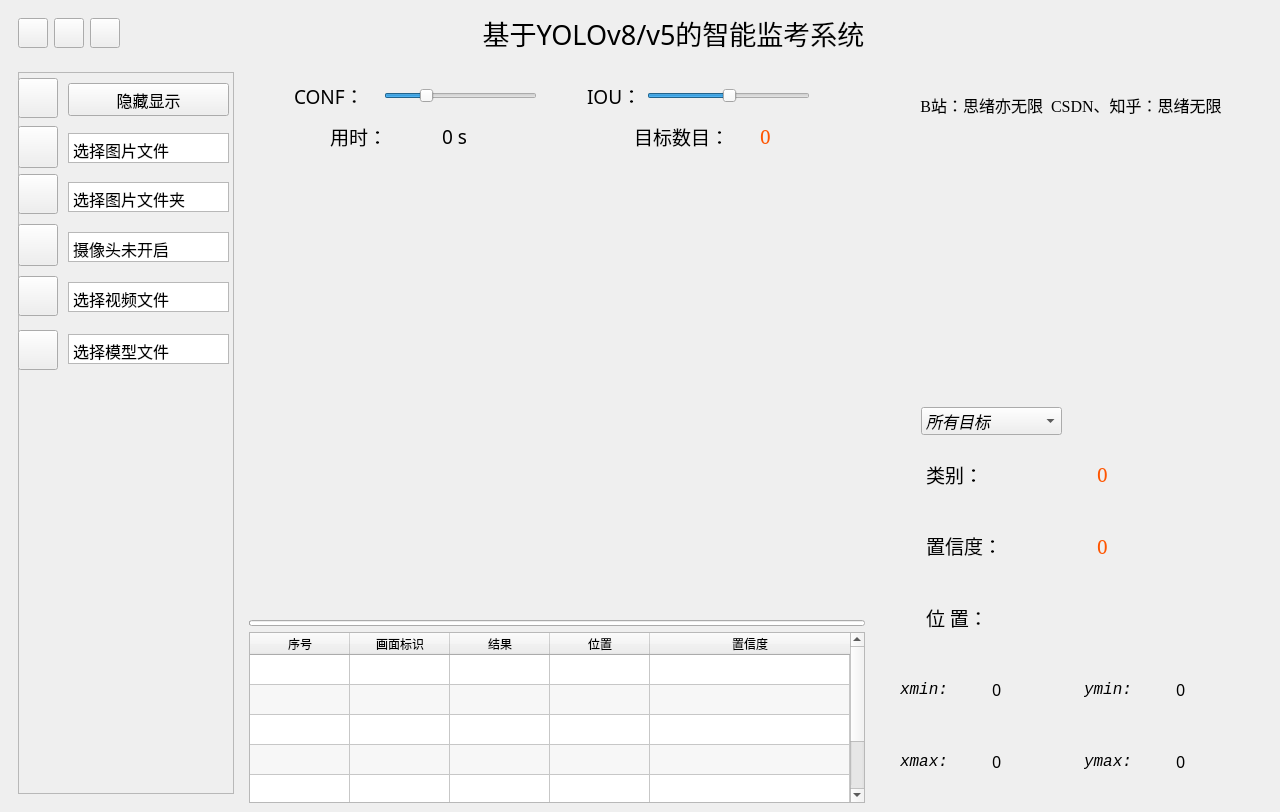
Above: Recognition_UI.ui from Sqyl-0717/ExamMonitoringSystem before the change. Below: the same form after it.
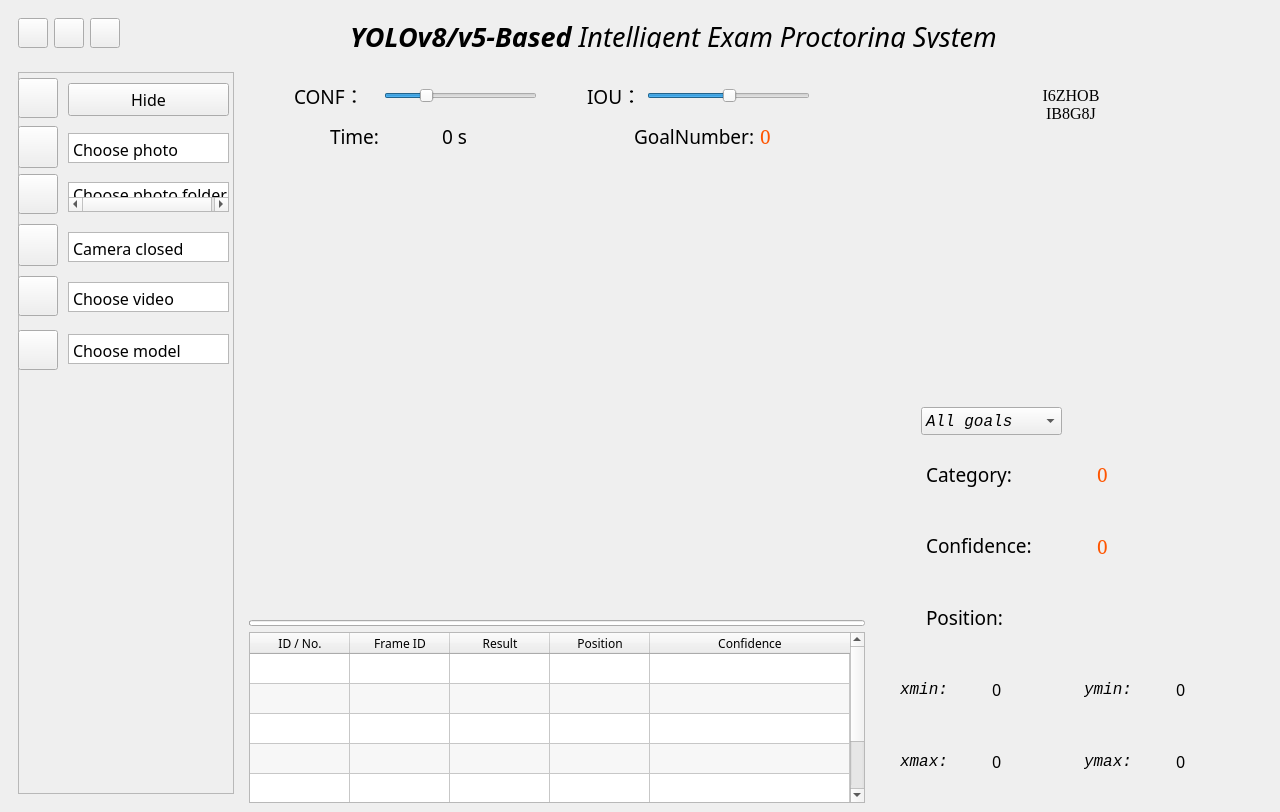
That is the form after the change. Icons and pictures are not drawn.

```diff
--- a/Recognition_UI.ui
+++ b/Recognition_UI.ui
@@ -218,7 +218,7 @@
             </font>
            </property>
            <property name="text">
-            <string>基于YOLOv8/v5的智能监考系统</string>
+            <string>&lt;html&gt;&lt;head/&gt;&lt;body&gt;&lt;p&gt;&lt;span style=&quot; font-weight:700; font-style:italic;&quot;&gt;YOLOv8/v5-Based&lt;/span&gt;&lt;span style=&quot; font-style:italic;&quot;&gt; Intelligent Exam Proctoring System&lt;/span&gt;&lt;/p&gt;&lt;/body&gt;&lt;/html&gt;</string>
            </property>
            <property name="alignment">
             <set>Qt::AlignCenter</set>
@@ -367,7 +367,7 @@
 li.unchecked::marker { content: &quot;\2610&quot;; }
 li.checked::marker { content: &quot;\2612&quot;; }
 &lt;/style&gt;&lt;/head&gt;&lt;body style=&quot; font-family:'12pt 华为仿宋'; font-size:12pt; font-weight:400; font-style:normal;&quot;&gt;
-&lt;p style=&quot; margin-top:0px; margin-bottom:0px; margin-left:0px; margin-right:0px; -qt-block-indent:0; text-indent:0px;&quot;&gt;&lt;span style=&quot; font-family:'Adobe Devanagari';&quot;&gt;摄像头未开启&lt;/span&gt;&lt;/p&gt;&lt;/body&gt;&lt;/html&gt;</string>
+&lt;p style=&quot; margin-top:0px; margin-bottom:0px; margin-left:0px; margin-right:0px; -qt-block-indent:0; text-indent:0px;&quot;&gt;&lt;span style=&quot; font-family:'Adobe Devanagari';&quot;&gt;Camera closed&lt;/span&gt;&lt;/p&gt;&lt;/body&gt;&lt;/html&gt;</string>
               </property>
              </widget>
              <widget class="QToolButton" name="toolButton_file">
@@ -484,7 +484,7 @@
 li.unchecked::marker { content: &quot;\2610&quot;; }
 li.checked::marker { content: &quot;\2612&quot;; }
 &lt;/style&gt;&lt;/head&gt;&lt;body style=&quot; font-family:'12pt 华为仿宋'; font-size:12pt; font-weight:400; font-style:normal;&quot;&gt;
-&lt;p style=&quot; margin-top:0px; margin-bottom:0px; margin-left:0px; margin-right:0px; -qt-block-indent:0; text-indent:0px;&quot;&gt;&lt;span style=&quot; font-family:'Adobe Devanagari';&quot;&gt;选择图片文件&lt;/span&gt;&lt;/p&gt;&lt;/body&gt;&lt;/html&gt;</string>
+&lt;p style=&quot; margin-top:0px; margin-bottom:0px; margin-left:0px; margin-right:0px; -qt-block-indent:0; text-indent:0px;&quot;&gt;&lt;span style=&quot; font-family:'Adobe Devanagari';&quot;&gt;Choose photo&lt;/span&gt;&lt;/p&gt;&lt;/body&gt;&lt;/html&gt;</string>
               </property>
              </widget>
              <widget class="QToolButton" name="toolButton_model">
@@ -598,7 +598,7 @@
 li.unchecked::marker { content: &quot;\2610&quot;; }
 li.checked::marker { content: &quot;\2612&quot;; }
 &lt;/style&gt;&lt;/head&gt;&lt;body style=&quot; font-family:'12pt 华为仿宋'; font-size:12pt; font-weight:400; font-style:normal;&quot;&gt;
-&lt;p style=&quot; margin-top:0px; margin-bottom:0px; margin-left:0px; margin-right:0px; -qt-block-indent:0; text-indent:0px;&quot;&gt;&lt;span style=&quot; font-family:'Adobe Devanagari';&quot;&gt;选择模型文件&lt;/span&gt;&lt;/p&gt;&lt;/body&gt;&lt;/html&gt;</string>
+&lt;p style=&quot; margin-top:0px; margin-bottom:0px; margin-left:0px; margin-right:0px; -qt-block-indent:0; text-indent:0px;&quot;&gt;&lt;span style=&quot; font-family:'Adobe Devanagari';&quot;&gt;Choose model&lt;/span&gt;&lt;/p&gt;&lt;/body&gt;&lt;/html&gt;</string>
               </property>
              </widget>
              <widget class="QToolButton" name="toolButton_folder">
@@ -715,7 +715,7 @@
 li.unchecked::marker { content: &quot;\2610&quot;; }
 li.checked::marker { content: &quot;\2612&quot;; }
 &lt;/style&gt;&lt;/head&gt;&lt;body style=&quot; font-family:'12pt 华为仿宋'; font-size:12pt; font-weight:400; font-style:normal;&quot;&gt;
-&lt;p style=&quot; margin-top:0px; margin-bottom:0px; margin-left:0px; margin-right:0px; -qt-block-indent:0; text-indent:0px;&quot;&gt;&lt;span style=&quot; font-family:'Adobe Devanagari';&quot;&gt;选择图片文件夹&lt;/span&gt;&lt;/p&gt;&lt;/body&gt;&lt;/html&gt;</string>
+&lt;p style=&quot; margin-top:0px; margin-bottom:0px; margin-left:0px; margin-right:0px; -qt-block-indent:0; text-indent:0px;&quot;&gt;&lt;span style=&quot; font-family:'Adobe Devanagari';&quot;&gt;Choose photo folder&lt;/span&gt;&lt;/p&gt;&lt;/body&gt;&lt;/html&gt;</string>
               </property>
              </widget>
              <widget class="QToolButton" name="toolButton_video">
@@ -832,7 +832,7 @@
 li.unchecked::marker { content: &quot;\2610&quot;; }
 li.checked::marker { content: &quot;\2612&quot;; }
 &lt;/style&gt;&lt;/head&gt;&lt;body style=&quot; font-family:'12pt 华为仿宋'; font-size:12pt; font-weight:400; font-style:normal;&quot;&gt;
-&lt;p style=&quot; margin-top:0px; margin-bottom:0px; margin-left:0px; margin-right:0px; -qt-block-indent:0; text-indent:0px;&quot;&gt;&lt;span style=&quot; font-family:'Adobe Devanagari';&quot;&gt;选择视频文件&lt;/span&gt;&lt;/p&gt;&lt;/body&gt;&lt;/html&gt;</string>
+&lt;p style=&quot; margin-top:0px; margin-bottom:0px; margin-left:0px; margin-right:0px; -qt-block-indent:0; text-indent:0px;&quot;&gt;&lt;span style=&quot; font-family:'Adobe Devanagari';&quot;&gt;Choose video&lt;/span&gt;&lt;/p&gt;&lt;/body&gt;&lt;/html&gt;</string>
               </property>
              </widget>
              <widget class="QToolButton" name="loginTitle">
@@ -992,7 +992,7 @@
                <cursorShape>PointingHandCursor</cursorShape>
               </property>
               <property name="text">
-               <string>隐藏显示</string>
+               <string>Hide</string>
               </property>
              </widget>
             </widget>
@@ -1147,7 +1147,7 @@
                </font>
               </property>
               <property name="text">
-               <string>&lt;html&gt;&lt;head/&gt;&lt;body&gt;&lt;p&gt;&lt;span &gt;用时：&lt;/span&gt;&lt;/p&gt;&lt;/body&gt;&lt;/html&gt;</string>
+               <string>&lt;html&gt;&lt;head/&gt;&lt;body&gt;&lt;p&gt;Time:&lt;/p&gt;&lt;/body&gt;&lt;/html&gt;</string>
               </property>
              </widget>
             </item>
@@ -1213,7 +1213,7 @@
                </font>
               </property>
               <property name="text">
-               <string>&lt;html&gt;&lt;head/&gt;&lt;body&gt;&lt;p&gt;目标数目：&lt;/p&gt;&lt;/body&gt;&lt;/html&gt;</string>
+               <string>&lt;html&gt;&lt;head/&gt;&lt;body&gt;&lt;p&gt;GoalNumber:&lt;/p&gt;&lt;/body&gt;&lt;/html&gt;</string>
               </property>
              </widget>
             </item>
@@ -1373,7 +1373,7 @@
             <row/>
             <column>
              <property name="text">
-              <string>序号</string>
+              <string>ID / No.</string>
              </property>
              <property name="font">
               <font>
@@ -1392,7 +1392,7 @@
             </column>
             <column>
              <property name="text">
-              <string>画面标识</string>
+              <string>Frame ID</string>
              </property>
              <property name="font">
               <font>
@@ -1404,7 +1404,7 @@
             </column>
             <column>
              <property name="text">
-              <string>结果</string>
+              <string>Result</string>
              </property>
              <property name="font">
               <font>
@@ -1416,7 +1416,7 @@
             </column>
             <column>
              <property name="text">
-              <string>位置</string>
+              <string>Position</string>
              </property>
              <property name="font">
               <font>
@@ -1427,7 +1427,7 @@
             </column>
             <column>
              <property name="text">
-              <string>置信度</string>
+              <string>Confidence</string>
              </property>
              <property name="font">
               <font>
@@ -1526,7 +1526,7 @@
                <string notr="true">QLabel{font: 12pt &quot;Times new roman&quot;;}</string>
               </property>
               <property name="text">
-               <string>B站：思绪亦无限  CSDN、知乎：思绪无限</string>
+               <string>&lt;html&gt;&lt;head/&gt;&lt;body&gt;&lt;p&gt;I6ZHOB&lt;br/&gt;IB8G8J&lt;/p&gt;&lt;/body&gt;&lt;/html&gt;</string>
               </property>
               <property name="alignment">
                <set>Qt::AlignCenter</set>
@@ -1637,7 +1637,7 @@
                  <enum>Qt::ClickFocus</enum>
                 </property>
                 <property name="currentText">
-                 <string>所有目标</string>
+                 <string>All goals</string>
                 </property>
                 <property name="iconSize">
                  <size>
@@ -1647,7 +1647,7 @@
                 </property>
                 <item>
                  <property name="text">
-                  <string>所有目标</string>
+                  <string>All goals</string>
                  </property>
                 </item>
                </widget>
@@ -1687,7 +1687,7 @@
                  </font>
                 </property>
                 <property name="text">
-                 <string>&lt;html&gt;&lt;head/&gt;&lt;body&gt;&lt;p&gt;类别：&lt;/p&gt;&lt;/body&gt;&lt;/html&gt;</string>
+                 <string>&lt;html&gt;&lt;head/&gt;&lt;body&gt;&lt;p&gt;Category:&lt;/p&gt;&lt;/body&gt;&lt;/html&gt;</string>
                 </property>
                </widget>
               </item>
@@ -1742,7 +1742,7 @@
                  </font>
                 </property>
                 <property name="text">
-                 <string>&lt;html&gt;&lt;head/&gt;&lt;body&gt;&lt;p&gt;置信度：&lt;/p&gt;&lt;/body&gt;&lt;/html&gt;</string>
+                 <string>&lt;html&gt;&lt;head/&gt;&lt;body&gt;&lt;p&gt;Confidence:&lt;/p&gt;&lt;/body&gt;&lt;/html&gt;</string>
                 </property>
                </widget>
               </item>
@@ -1797,7 +1797,7 @@
                  </font>
                 </property>
                 <property name="text">
-                 <string>&lt;html&gt;&lt;head/&gt;&lt;body&gt;&lt;p&gt;位 置：&lt;/p&gt;&lt;/body&gt;&lt;/html&gt;</string>
+                 <string>&lt;html&gt;&lt;head/&gt;&lt;body&gt;&lt;p&gt;Position:&lt;/p&gt;&lt;/body&gt;&lt;/html&gt;</string>
                 </property>
                </widget>
               </item>
```
Left out of the diff: 20 changed lines with no effect on the pictures.
